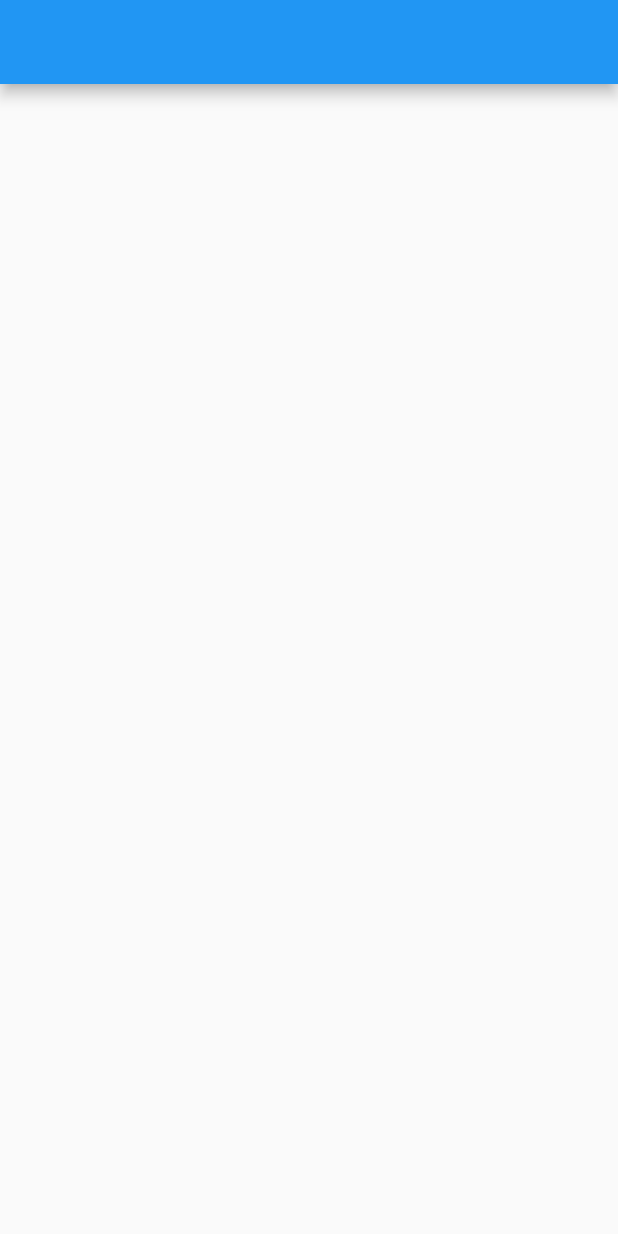
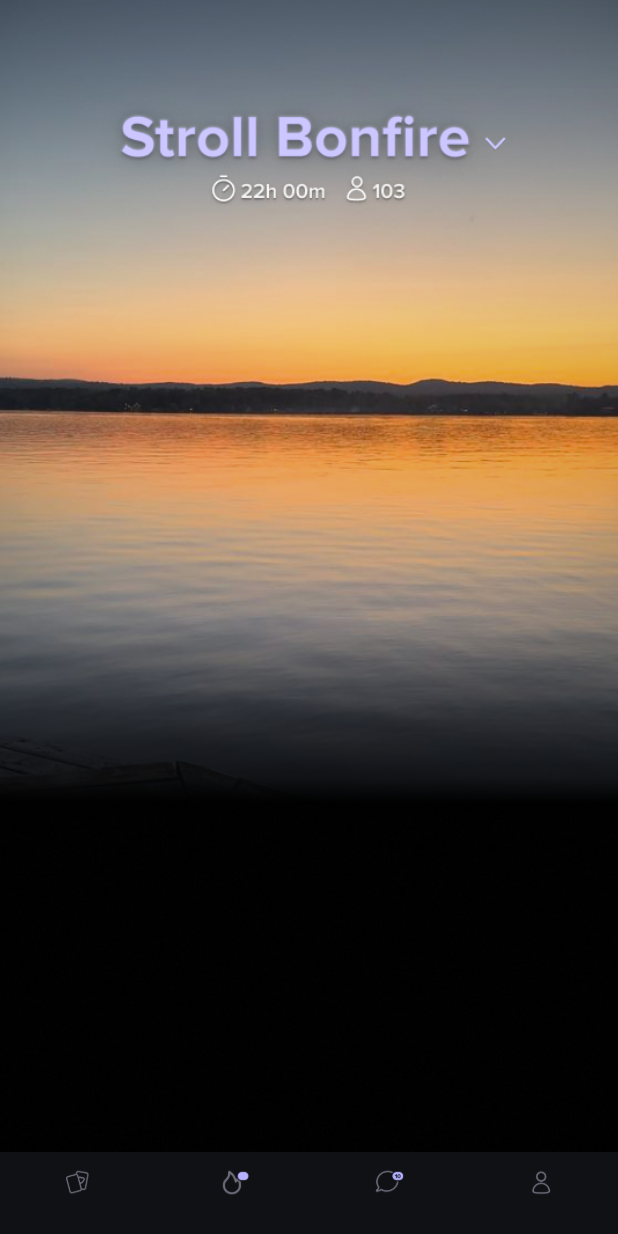
Before and after one commit to etodavid70/loke-chatapp, a Flutter app: the screen it shows after launch, on a phone screen of 412 x 824 dp. Run offline on Flutter 3.47's test engine with Material 2 defaults, Android fonts, the phone set to English and light mode, and no system bars.

Commit message:
first layout done

```diff
--- a/lib/main.dart
+++ b/lib/main.dart
@@ -1,6 +1,6 @@
 
 import 'dart:io';
-import "screenutils.dart";
+import 'screenutils/screenutils.dart';
 
 import 'package:flutter/material.dart';
 void main(){
@@ -10,14 +10,28 @@ void main(){
 }
 
 
-class MyApp extends StatelessWidget {
+class MyApp extends StatefulWidget {
+
   const MyApp({super.key});
+
+  @override
+  State<MyApp> createState() => _MyAppState();
+}
+
+class _MyAppState extends State<MyApp> {
+ int _selectedIndex=0;
+
+  void _onItemTapped(int index) {
+    setState(() {
+      _selectedIndex = index;
+    });
+  }
 
   // This widget is the root of your application.
   @override
   Widget build(BuildContext context) {
 
-     final screenUtils = ScreenUtils(context);
+
    return MaterialApp(
     theme: ThemeData(
         // scaffoldBackgroundColor: N, // Set scaffold background color here
@@ -29,25 +43,88 @@ class MyApp extends StatelessWidget {
         debugShowCheckedModeBanner: false,
 
 
-        home: Scaffold(appBar: AppBar(
-          title: const Text(''),
-        ),
+        home: Scaffold(
+
+        //   appBar: AppBar(
+        //   title: const Text(''),
+        // ),
 
 
-        body: Container(
+        body: const Body(),
+        bottomNavigationBar: BottomNavigationBar(
+          backgroundColor: Color.fromRGBO(15, 17, 21, 1
+),
+          type: BottomNavigationBarType.fixed,
+        items:  <BottomNavigationBarItem>[
 
+          BottomNavigationBarItem(
+            icon: Image.asset(
+              "assets/app/card.png",
+              width: 24,
+              height: 24,
+            ),
+            label: '',
+          ),
+          BottomNavigationBarItem(
+            icon:  Image.asset(
+              "assets/app/bonfire.png",
+              width: 24,
+              height: 24,
+            ),
+            label: '',
+          ),
+          BottomNavigationBarItem(
+            icon:  Image.asset(
+              "assets/app/chat.png",
+              width: 24,
+              height: 24,
+            ),
+            label: '',
+          ),
 
-          padding: EdgeInsets.symmetric(
-            horizontal: screenUtils.defaultWidth,
+          BottomNavigationBarItem(
+            icon:  Image.asset(
+              "assets/app/user.png",
+              width: 24,
+              height: 24,
+            ),
+            label: '',
           ),
-          child: Column(
-
-
-            children: [],
-          ),
-        ),
+        ],
+        currentIndex: _selectedIndex, // Highlight the selected tab
+        // selectedItemColor: Colors.blue, // Color of the selected tab
+        onTap: _onItemTapped, // Handle tab selection
+      ),
                 ),
         );
 
   }
 }
+
+
+class Body extends StatefulWidget {
+  const Body({super.key});
+
+  @override
+  State<Body> createState() => _BodyState();
+}
+
+class _BodyState extends State<Body> {
+  @override
+  Widget build(BuildContext context) {
+
+      final screenUtils = ScreenUtils(context);
+    return Container(
+  padding: EdgeInsets.symmetric(
+            horizontal: screenUtils.defaultWidth,
+          ),
+
+      decoration: const BoxDecoration(
+        image: DecorationImage(
+          image: AssetImage("assets/app/background.png"), // Path to your image
+          fit: BoxFit.cover, // Covers the entire screen
+        ),
+      )
+    );
+  }
+}
--- a/pubspec.yaml
+++ b/pubspec.yaml
@@ -60,6 +60,9 @@ flutter:
   uses-material-design: true
 
   # To add assets to your application, add an assets section, like this:
+
+  assets:
+    - assets/app/
   # assets:
   #   - images/a_dot_burr.jpeg
   #   - images/a_dot_ham.jpeg
```
Also changed, not shown: assets/app/background.png (added), assets/app/bonfire.png (added), assets/app/card.png (added), assets/app/chat.png (added), assets/app/user.png (added), lib/screenutils/screenutils.dart (renamed from lib/screenutils.dart).
